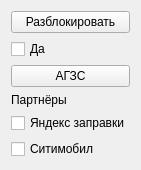
Before: the Qt Designer form Partners/systems/formsettings.ui in Arankir/Yandex, drawn with Qt 5.
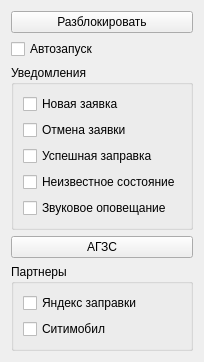
After: the same form once the commit is applied.

```diff
--- a/Partners/systems/formsettings.ui
+++ b/Partners/systems/formsettings.ui
@@ -6,8 +6,8 @@
    <rect>
     <x>0</x>
     <y>0</y>
-    <width>132</width>
-    <height>162</height>
+    <width>187</width>
+    <height>346</height>
    </rect>
   </property>
   <property name="windowTitle">
@@ -24,10 +24,54 @@
    <item>
     <widget class="QCheckBox" name="CheckBoxAutorun">
      <property name="text">
-      <string>Да</string>
+      <string>Автозапуск</string>
      </property>
     </widget>
    </item>
+   <item>
+    <widget class="QGroupBox" name="GroupBoxNotifications">
+     <property name="title">
+      <string>Уведомления</string>
+     </property>
+     <layout class="QVBoxLayout" name="verticalLayout_3">
+      <item>
+       <widget class="QCheckBox" name="NotificationNewOrder">
+        <property name="text">
+         <string>Новая заявка</string>
+        </property>
+       </widget>
+      </item>
+      <item>
+       <widget class="QCheckBox" name="NotificationCancelOrder">
+        <property name="text">
+         <string>Отмена заявки</string>
+        </property>
+       </widget>
+      </item>
+      <item>
+       <widget class="QCheckBox" name="NotificationApplyOrder">
+        <property name="text">
+         <string>Успешная заправка</string>
+        </property>
+       </widget>
+      </item>
+      <item>
+       <widget class="QCheckBox" name="NotificationUnknownStateOrder">
+        <property name="text">
+         <string>Неизвестное состояние</string>
+        </property>
+       </widget>
+      </item>
+      <item>
+       <widget class="QCheckBox" name="NotificationSound">
+        <property name="text">
+         <string>Звуковое оповещание</string>
+        </property>
+       </widget>
+      </item>
+     </layout>
+    </widget>
+   </item>
    <item>
     <widget class="QPushButton" name="ButtonAGZS">
      <property name="text">
@@ -36,14 +80,11 @@
     </widget>
    </item>
    <item>
-    <layout class="QVBoxLayout" name="verticalLayout">
-     <item>
-      <widget class="QLabel" name="label">
-       <property name="text">
-        <string>Партнёры</string>
-       </property>
-      </widget>
-     </item>
+    <widget class="QGroupBox" name="GroupBoxPartners">
+     <property name="title">
+      <string>Партнеры</string>
+     </property>
+     <layout class="QVBoxLayout" name="verticalLayout_4">
      <item>
       <widget class="QCheckBox" name="checkBoxYandex">
        <property name="text">
@@ -59,6 +100,7 @@
       </widget>
      </item>
     </layout>
+    </widget>
    </item>
   </layout>
  </widget>
```
Left out of the diff: 2 changed lines with no effect on the pictures. Lines whose indentation alone changed are shown as unchanged.
